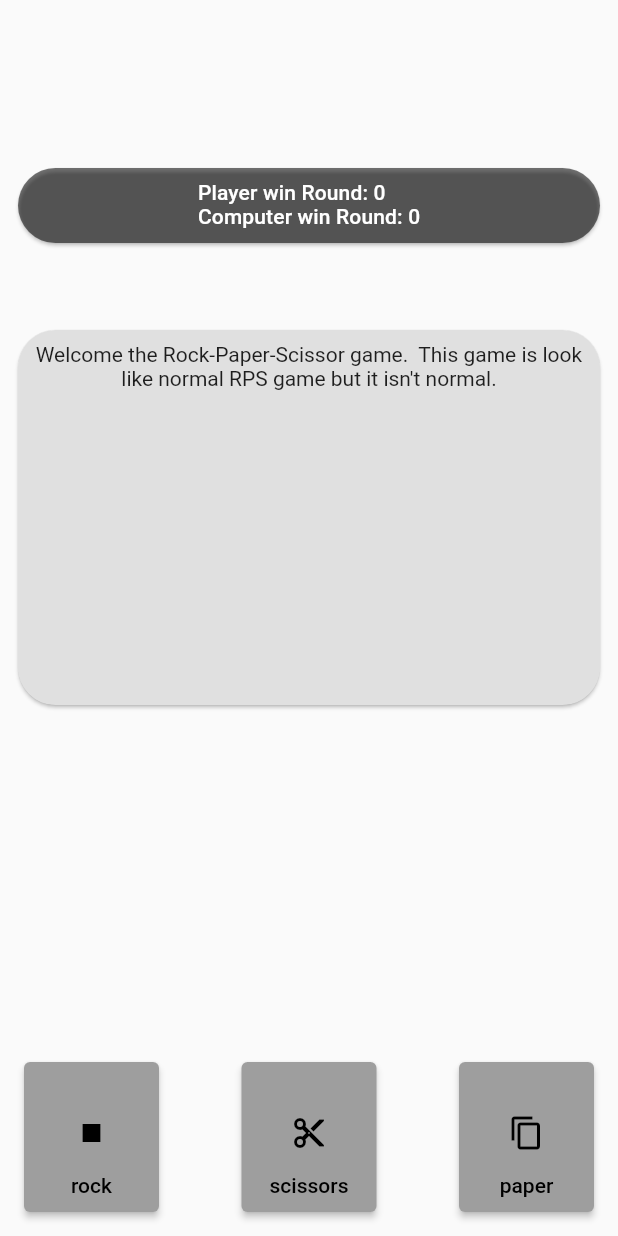
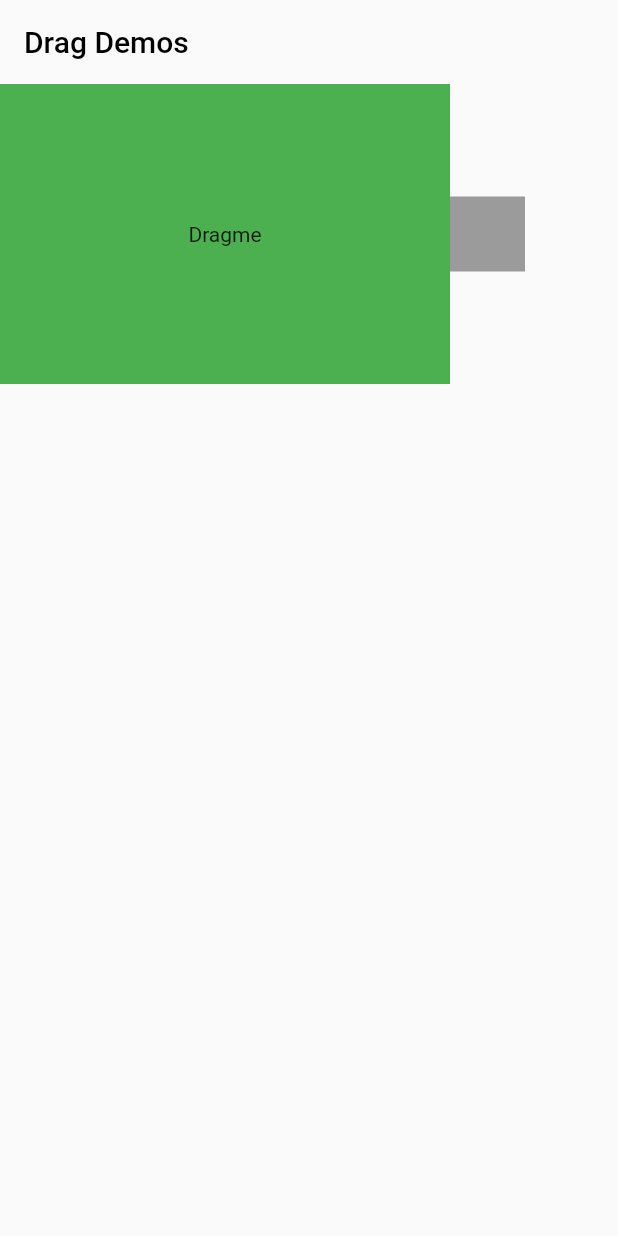
Before and after one commit to AzimST/Rock-Paper-Scissors-Game, a Flutter app: the screen it shows after launch, on a phone screen of 412 x 824 dp. Run offline on Flutter 3.47's test engine with Material 2 defaults, Android fonts, the phone set to English and light mode, and no system bars; our stand-ins replace flutter_countdown_timer.

Commit message:
new file:   lib/Core/tools.dart 	new file:   lib/Core/wigdets.dart 	new file:   lib/Demos/dragitems.dart 	modified:   lib/Demos/gameDemos.dart 	new file:   lib/Screens/gameScreen.dart 	modified:   lib/main.dart 	modified:   lib/Core/tools.dart 	modified:   lib/Core/wigdets.dart 	modified:   lib/Demos/dragitems.dart

```diff
--- /dev/null
+++ b/lib/Demos/dragitems.dart
@@ -0,0 +1,68 @@
+import 'package:flutter/material.dart';
+
+class DragDemos extends StatefulWidget {
+  const DragDemos({super.key});
+
+  @override
+  State<DragDemos> createState() => _DragDemosState();
+}
+
+class _DragDemosState extends State<DragDemos> {
+  @override
+  Widget build(BuildContext context) {
+    return Scaffold(
+      appBar: AppBar(title: Text("Drag Demos")),
+      body: Column(
+        children: [
+          Center(
+              child: Row(
+            children: [
+              const Draggable<Color>(
+                data: Colors.amber,
+                child: _customBox(text: "Dragme", color: Colors.green),
+                feedback: Material(
+                  child: _customBox(
+                    color: Colors.red,
+                    text: "Dragged",
+                  ),
+                ),
+                childWhenDragging:
+                    _customBox(text: "Behind", color: Colors.orange),
+              ),
+              DragTarget(
+                builder: ((context, candidateData, rejectedData) {
+                  return Container(
+                    height: 50,
+                    width: 50,
+                    color: Colors.black38,
+                  );
+                }),
+                onAccept: (data) {},
+              )
+            ],
+          )),
+        ],
+      ),
+    );
+  }
+}
+
+class _customBox extends StatelessWidget {
+  const _customBox({
+    Key? key,
+    required this.text,
+    required this.color,
+  }) : super(key: key);
+  final String text;
+  final Color color;
+
+  @override
+  Widget build(BuildContext context) {
+    return Container(
+      height: 200,
+      width: 300,
+      color: color,
+      child: Center(child: Text(text)),
+    );
+  }
+}
--- a/lib/Demos/gameDemos.dart
+++ b/lib/Demos/gameDemos.dart
@@ -51,16 +51,18 @@ class _GameDemoState extends State<GameDemo> {
         child: Column(
           children: [
             SizedBox(
-              height: 100,
+              height: 90,
             ),
             _customHeadLineCard(),
             SizedBox(
-              height: 50,
+              height: 40,
             ),
-            _customTable(
+            Center(
+              child: _customTable(
                 pcAction: pcAction,
                 playerAction: playerAction,
                 gameresult: gameresult,
+              ),
             ),
             Spacer(),
             Row(
@@ -155,36 +157,36 @@ class _GameDemoState extends State<GameDemo> {
   }
 }
 
-class _customHeadLineCard extends StatelessWidget {
+class _customHeadLineCard extends StatefulWidget {
   const _customHeadLineCard({
     Key? key,
   }) : super(key: key);
 
   @override
+  State<_customHeadLineCard> createState() => _customHeadLineCardState();
+}
+
+class _customHeadLineCardState extends State<_customHeadLineCard> {
+  @override
   Widget build(BuildContext context) {
-    return Card(
-      color: Colors.black54,
-      child: SizedBox(
-        height: 50,
-        width: MediaQuery.of(context).size.width,
-        child: Column(
-          children: [
-            Row(
-              mainAxisAlignment: MainAxisAlignment.center,
-              children: [
-                Padding(
-                  padding: const EdgeInsets.all(8.0),
+    return ElevatedButton(
+      style: ElevatedButton.styleFrom(
+          backgroundColor: Colors.black54, shape: StadiumBorder()),
+      onPressed: () {
+        playerWin = 0;
+        computerWin = 0;
+
+        setState(() {});
+      },
+      child: Padding(
+        padding:
+            const EdgeInsets.only(top: 10, bottom: 10, left: 35, right: 35),
         child: Text(
           "Player win Round: ${playerWin.toString()}\nComputer win Round: ${computerWin.toString()}",
           style: Theme.of(context)
               .textTheme
               .subtitle2
               ?.copyWith(color: Colors.white),
-                  ),
-                ),
-              ],
-            )
-          ],
         ),
       ),
     );
@@ -221,12 +223,14 @@ class _customTable extends StatelessWidget {
                           textAlign: TextAlign.center,
                           "Welcome the Rock-Paper-Scissor game. \tThis game is look like normal RPS game but it isn't normal."),
                     )
-                  : Row(
+                  : Padding(
+                      padding: const EdgeInsets.all(10.0),
+                      child: Row(
                         mainAxisAlignment: MainAxisAlignment.start,
                         crossAxisAlignment: CrossAxisAlignment.start,
                         children: [
                           Expanded(
-                            flex: 3,
+                              flex: 4,
                               child: _customTableColumn(
                                 action: pcAction,
                                 title: "Computer Action",
@@ -234,17 +238,19 @@ class _customTable extends StatelessWidget {
                           Expanded(
                               flex: 3,
                               child: _customTableColumn(
-                                action: playerAction, title: "Player Action")),
+                                  action: playerAction,
+                                  title: "Player Action")),
                           Expanded(
-                            flex: 4,
+                              flex: 3,
                               child: Column(
                                 children: [
                                   Text("Game Result"),
                                   Divider(),
-                                Text("$gameresult"),
+                                  Text("${gameresult.toUpperCase()}"),
                                 ],
                               )),
                         ],
+                      ),
                     ),
             ),
           ],
@@ -271,7 +277,7 @@ class _customTableColumn extends StatelessWidget {
         Divider(),
         Text("$action"),
         Divider(),
-        SizedBox(height: 140, width: 100, child: PngImage(name: action))
+        SizedBox(height: 100, width: 100, child: PngImage(name: action))
       ],
     );
   }
--- a/lib/main.dart
+++ b/lib/main.dart
@@ -1,5 +1,7 @@
 import 'package:flutter/material.dart';
+import 'package:rockpaperscissorsgame/Demos/dragitems.dart';
 import 'package:rockpaperscissorsgame/Demos/gameDemos.dart';
+import 'package:rockpaperscissorsgame/Screens/gameScreen.dart';
 
 void main() {
   runApp(const MyApp());
@@ -23,7 +25,7 @@ class MyApp extends StatelessWidget {
                 borderRadius: BorderRadius.all(Radius.circular(25)))),
         primarySwatch: Colors.grey,
       ),
-      home: GameDemo(),
+      home: DragDemos(),
     );
   }
 }
```
Also changed, not shown: lib/Core/tools.dart (added, +49 -0 lines), lib/Core/wigdets.dart (added, +141 -0 lines), lib/Screens/gameScreen.dart (added, +145 -0 lines). Lines whose indentation alone changed are shown as unchanged.
